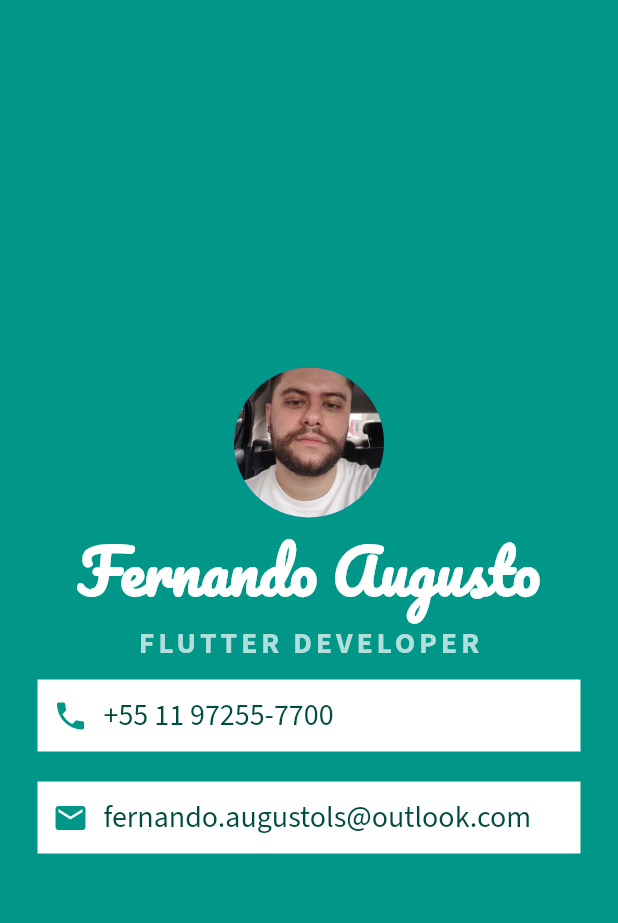
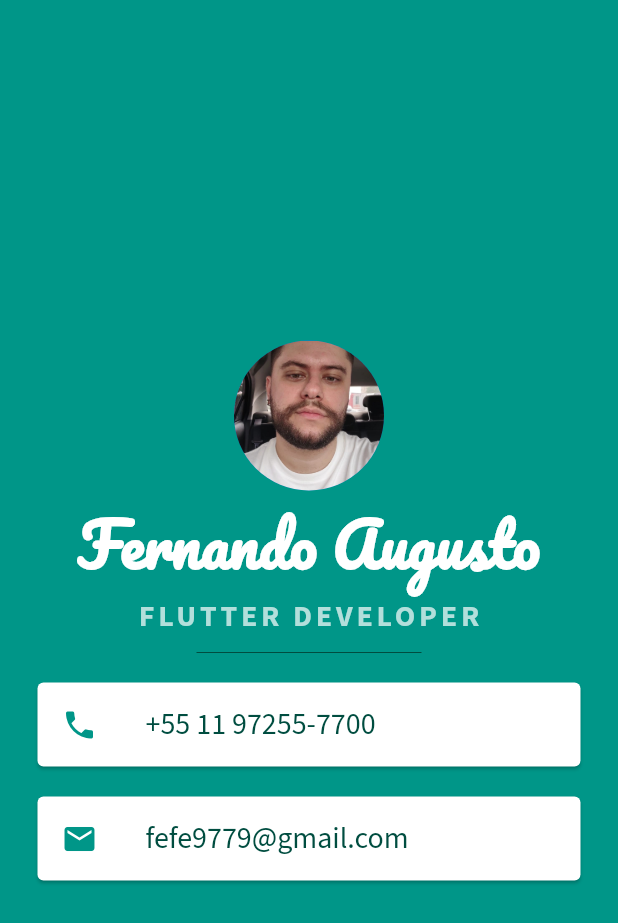
Before and after one commit to FernandoALSousa/novo_curso, a Flutter app: the screen it shows after launch, on a phone screen of 412 x 824 dp. Shown: the top 923 px of the screen. Run offline on Flutter 3.47's test engine with Material 2 defaults, Android fonts, the phone set to English and light mode, and no system bars.

Commit message:
micard com card

```diff
--- a/lib/main.dart
+++ b/lib/main.dart
@@ -44,50 +44,43 @@
               fontWeight: FontWeight.bold,
             ),
           ),
-          Container(
-            color: Colors.white,
-            padding: EdgeInsets.all(10.0),
+          SizedBox(
+            height: 20.0,
+            width: 150.0,
+            child: Divider(
+              color: Colors.teal.shade900,
+            ),
+          ),
+          Card(
             margin: EdgeInsets.symmetric(vertical: 10.0, horizontal: 25.0),
-            child: Row(
-              children: [
-                Icon(
+            child: ListTile(
+              leading: Icon(
                 Icons.phone,
                 color: Colors.teal,
               ),
-                SizedBox(
-                  width: 10.0,
-                ),
-                Text(
+              title: Text(
                 '+55 11 97255-7700',
                 style: TextStyle(
-                      color: Colors.teal.shade900,
+                    fontFamily: 'Source Sans Pro',
                     fontSize: 20.0,
-                      fontFamily: 'Source Sans Pro'),
-                )
-              ],
+                    color: Colors.teal.shade900),
               ),
             ),
-          Container(
-            color: Colors.white,
-            padding: EdgeInsets.all(10.0),
+          ),
+          Card(
             margin: EdgeInsets.symmetric(vertical: 10.0, horizontal: 25.0),
-            child: Row(
-              children: [
-                Icon(
+            child: ListTile(
+              leading: Icon(
                 Icons.email,
                 color: Colors.teal,
               ),
-                SizedBox(
-                  width: 10.0,
+              title: Text(
+                'fefe9779@gmail.com',
+                style: TextStyle(
+                    fontFamily: 'Source Sans Pro',
+                    fontSize: 20.0,
+                    color: Colors.teal.shade900),
               ),
-                Text(
-                  'fernando.augustols@outlook.com',
-                  style: TextStyle(
-                      color: Colors.teal.shade900,
-                      fontSize: 20.0,
-                      fontFamily: 'Source Sans Pro'),
-                ),
-              ],
             ),
           )
         ],
```
Lines whose indentation alone changed are shown as unchanged.
